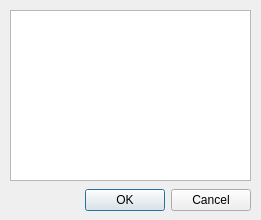
Old version of the form about.ui in the repository mirkopepper/huffmanQt.
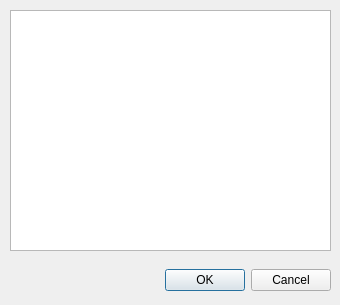
New version of the form.

Commit message: About windows description changed

```diff
--- a/about.ui
+++ b/about.ui
@@ -6,8 +6,8 @@
    <rect>
     <x>0</x>
     <y>0</y>
-    <width>261</width>
-    <height>220</height>
+    <width>340</width>
+    <height>305</height>
    </rect>
   </property>
   <property name="windowTitle">
@@ -16,8 +16,8 @@
   <widget class="QDialogButtonBox" name="buttonBox">
    <property name="geometry">
     <rect>
-     <x>30</x>
-     <y>180</y>
+     <x>110</x>
+     <y>260</y>
      <width>221</width>
      <height>41</height>
     </rect>
@@ -34,8 +34,8 @@
     <rect>
      <x>10</x>
      <y>10</y>
-     <width>241</width>
-     <height>171</height>
+     <width>321</width>
+     <height>241</height>
     </rect>
    </property>
   </widget>
```
The commit also changes 1 other file.
